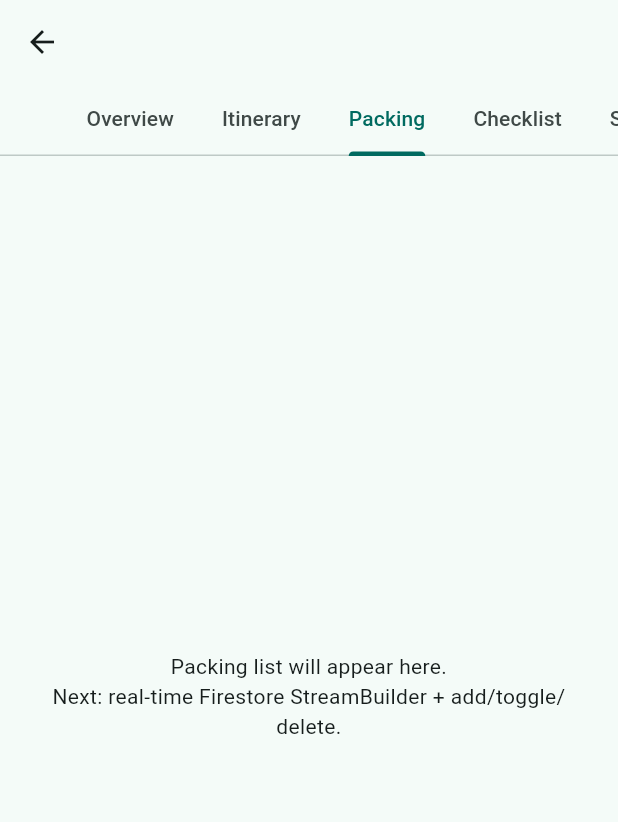
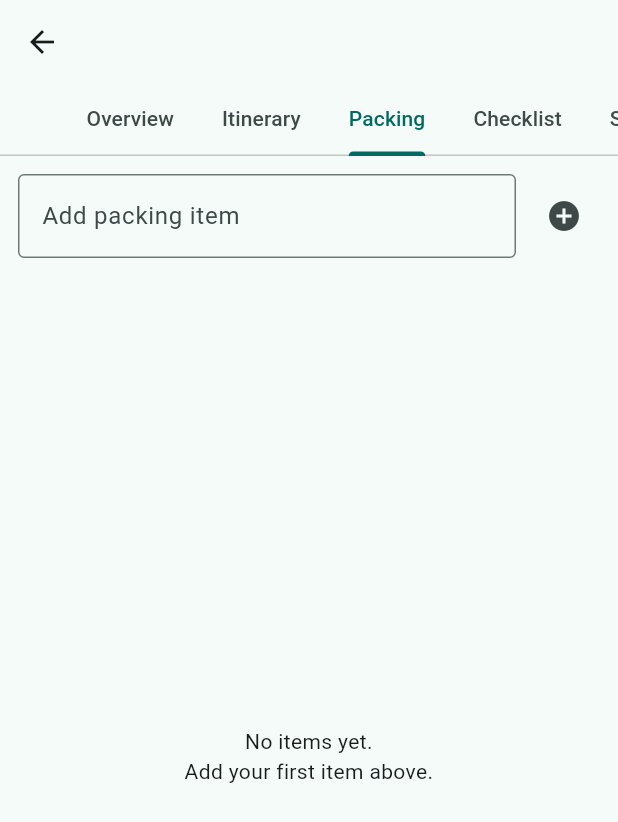
Before and after one commit to rathidarsh46-collab/tropica_guide, a Flutter app: the TripDetailScreen screen opened directly with empty values, tab 3 chosen, on a phone screen of 412 x 824 dp. Shown: the top 822 px of the screen. Run offline on Flutter 3.47's test engine with Material 3 defaults, Android fonts, the light colour scheme and no system bars; our stand-ins replace cloud_firestore, firebase_auth, firebase_core; accounts and stored records are empty.

Commit message:
packing tab

```diff
--- a/tropica_guide_real/lib/screens/trip_detail/tabs/packing_tab.dart
+++ b/tropica_guide_real/lib/screens/trip_detail/tabs/packing_tab.dart
@@ -1,23 +1,152 @@
 import 'package:flutter/material.dart';
+import 'package:provider/provider.dart';
+
 import '../../../models/trip.dart';
+import '../../../models/packing_item.dart';
+import '../../../services/trips_service.dart';
 
-class PackingTab extends StatelessWidget {
+class PackingTab extends StatefulWidget {
   final Trip trip;
 
   const PackingTab({super.key, required this.trip});
 
   @override
+  State<PackingTab> createState() => _PackingTabState();
+}
+
+class _PackingTabState extends State<PackingTab> {
+  final TextEditingController _controller = TextEditingController();
+
+  @override
+  void dispose() {
+    _controller.dispose();
+    super.dispose();
+  }
+
+  Future<void> _addItem() async {
+    final text = _controller.text.trim();
+    if (text.isEmpty) return;
+
+    // Uses TripsService which already knows current user via FirebaseAuth
+    await context.read<TripsService>().addPackingItem(widget.trip.id, text);
+
+    _controller.clear();
+  }
+
+  @override
   Widget build(BuildContext context) {
-    // Placeholder; Shrey will implement real-time packing list soon.
+    final tripsService = context.read<TripsService>();
+
+    return Column(
+      children: [
+        // -----------------------
+        // Add item input row
+        // -----------------------
+        Padding(
+          padding: const EdgeInsets.all(12),
+          child: Row(
+            children: [
+              Expanded(
+                child: TextField(
+                  controller: _controller,
+                  decoration: const InputDecoration(
+                    labelText: 'Add packing item',
+                    hintText: 'e.g., Passport, Sunscreen, Charger',
+                    border: OutlineInputBorder(),
+                  ),
+                  onSubmitted: (_) => _addItem(),
+                ),
+              ),
+              const SizedBox(width: 8),
+              IconButton(
+                tooltip: 'Add',
+                icon: const Icon(Icons.add_circle),
+                onPressed: _addItem,
+              ),
+            ],
+          ),
+        ),
+
+        // -----------------------
+        // Real-time list
+        // -----------------------
+        Expanded(
+          child: StreamBuilder<List<PackingItem>>(
+            stream: tripsService.streamPacking(widget.trip.id),
+            builder: (context, snapshot) {
+              // Loading state
+              if (snapshot.connectionState == ConnectionState.waiting) {
+                return const Center(child: CircularProgressIndicator());
+              }
+
+              // Error state
+              if (snapshot.hasError) {
                 return Center(
                   child: Padding(
                     padding: const EdgeInsets.all(24),
                     child: Text(
-          'Packing list will appear here.\n'
-          'Next: real-time Firestore StreamBuilder + add/toggle/delete.',
+                      'Could not load packing list.\n${snapshot.error}',
                       textAlign: TextAlign.center,
                     ),
                   ),
                 );
               }
+
+              final items = snapshot.data ?? [];
+
+              // Empty state
+              if (items.isEmpty) {
+                return const Center(
+                  child: Padding(
+                    padding: EdgeInsets.all(24),
+                    child: Text(
+                      'No items yet.\nAdd your first item above.',
+                      textAlign: TextAlign.center,
+                    ),
+                  ),
+                );
               }
+
+              return ListView.separated(
+                padding: const EdgeInsets.symmetric(horizontal: 12),
+                itemCount: items.length,
+                separatorBuilder: (_, __) => const Divider(height: 1),
+                itemBuilder: (context, i) {
+                  final item = items[i];
+
+                  return ListTile(
+                    leading: Checkbox(
+                      value: item.isChecked,
+                      onChanged: (_) {
+                        tripsService.togglePackingItem(widget.trip.id, item);
+                      },
+                    ),
+                    title: Text(
+                      item.label,
+                      style: TextStyle(
+                        decoration: item.isChecked
+                            ? TextDecoration.lineThrough
+                            : null,
+                      ),
+                    ),
+                    // Optional: show who added it (useful for collaboration demo)
+                    subtitle: item.addedBy.isNotEmpty
+                        ? Text('Added by: ${item.addedBy}')
+                        : null,
+                    trailing: IconButton(
+                      tooltip: 'Delete',
+                      icon: const Icon(Icons.delete_outline),
+                      onPressed: () {
+                        tripsService.deletePackingItem(widget.trip.id, item.id);
+                      },
+                    ),
+                  );
+                },
+              );
+            },
+          ),
+        ),
+      ],
+    );
+  }
+}
```
Lines whose indentation alone changed are shown as unchanged.
